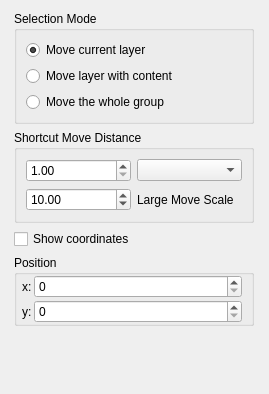
Old version of the form plugins/tools/basictools/wdgmovetool.ui in the repository KDE/krita.
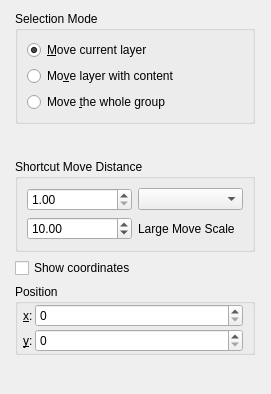
New version of the form. Custom widgets are drawn as their Qt base class.

The edit to the form file:
```diff
--- a/plugins/tools/basictools/wdgmovetool.ui
+++ b/plugins/tools/basictools/wdgmovetool.ui
@@ -6,7 +6,7 @@
    <rect>
     <x>0</x>
     <y>0</y>
-    <width>269</width>
+    <width>271</width>
     <height>394</height>
    </rect>
   </property>
@@ -23,7 +23,7 @@
          <string>Move the layer that you have currently selected in the layerbox with its masks. Shortcut: ctrl-click.</string>
         </property>
         <property name="text">
-         <string>Move current layer</string>
+         <string>&amp;Move current layer</string>
         </property>
         <property name="checked">
          <bool>true</bool>
@@ -36,7 +36,7 @@
          <string>Move the first layer with visible content at the place where you click. This will also select that layer in the layerbox.</string>
         </property>
         <property name="text">
-         <string>Move layer with content</string>
+         <string>Mo&amp;ve layer with content</string>
         </property>
         <property name="checked">
          <bool>false</bool>
@@ -49,7 +49,7 @@
          <string>Move the group containing the first layer that contains visible content. Shortcut: ctrl-shift-click.</string>
         </property>
         <property name="text">
-         <string>Move the whole group</string>
+         <string>Move &amp;the whole group</string>
         </property>
        </widget>
       </item>
@@ -57,6 +57,9 @@
     </widget>
    </item>
    <item row="1" column="0">
+    <widget class="QWidget" name="SpecialSpacer" native="true"/>
+   </item>
+   <item row="2" column="0">
     <widget class="QGroupBox" name="grpMoveStep">
      <property name="title">
       <string>Shortcut Move Distance</string>
@@ -107,7 +110,7 @@
      </layout>
     </widget>
    </item>
-   <item row="2" column="0">
+   <item row="3" column="0">
     <widget class="QCheckBox" name="chkShowCoordinates">
      <property name="toolTip">
       <string>Show coordinates on canvas</string>
@@ -117,7 +120,7 @@
      </property>
     </widget>
    </item>
-   <item row="3" column="0">
+   <item row="4" column="0">
     <widget class="QGroupBox" name="moveGroup">
      <property name="sizePolicy">
       <sizepolicy hsizetype="Fixed" vsizetype="Fixed">
@@ -176,7 +179,7 @@
            <enum>Qt::LeftToRight</enum>
           </property>
           <property name="text">
-           <string>x:</string>
+           <string>&amp;x:</string>
           </property>
           <property name="buddy">
            <cstring>translateXBox</cstring>
@@ -224,7 +227,7 @@
            <string>Vertical Translation</string>
           </property>
           <property name="text">
-           <string>y:</string>
+           <string>&amp;y:</string>
           </property>
           <property name="buddy">
            <cstring>translateYBox</cstring>
@@ -236,11 +239,23 @@
      </layout>
     </widget>
    </item>
-   <item row="4" column="0">
+   <item row="5" column="0">
     <widget class="QWidget" name="SpecialSpacer" native="true"/>
    </item>
   </layout>
  </widget>
+ <customwidgets>
+  <customwidget>
+   <class>KisDoubleParseSpinBox</class>
+   <extends>QDoubleSpinBox</extends>
+   <header>kis_doubleparsespinbox.h</header>
+  </customwidget>
+  <customwidget>
+   <class>KisIntParseSpinBox</class>
+   <extends>QSpinBox</extends>
+   <header>kis_intparsespinbox.h</header>
+  </customwidget>
+ </customwidgets>
  <resources/>
  <connections/>
 </ui>
```
Left out of the diff: 8 changed lines with no effect on the pictures.
